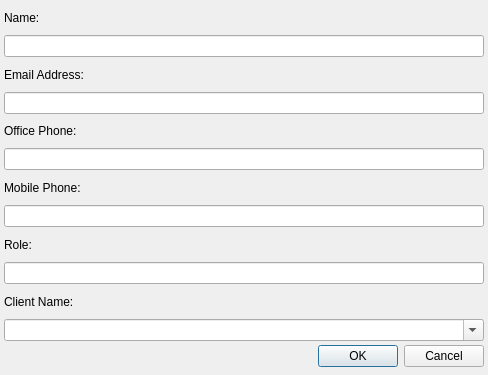
Old version of the form plugins/forms/dialogTeamMemberQuickAdd.ui in the repository kestermckinney/ProjectNotes.
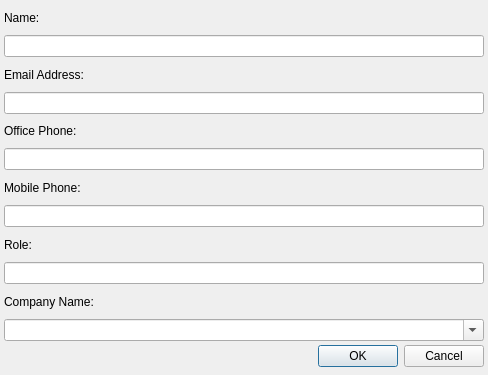
New version of the form.

Commit message: Rename People/Client wording in docs and plugins to Contact/Company

```diff
--- a/plugins/forms/dialogTeamMemberQuickAdd.ui
+++ b/plugins/forms/dialogTeamMemberQuickAdd.ui
@@ -82,7 +82,7 @@
    <item>
     <widget class="QLabel" name="labelClientName">
      <property name="text">
-      <string>Client Name:</string>
+      <string>Company Name:</string>
      </property>
     </widget>
    </item>
```
Left out of the diff: 4 changed lines with no effect on the pictures. The commit also changes 34 other files.
